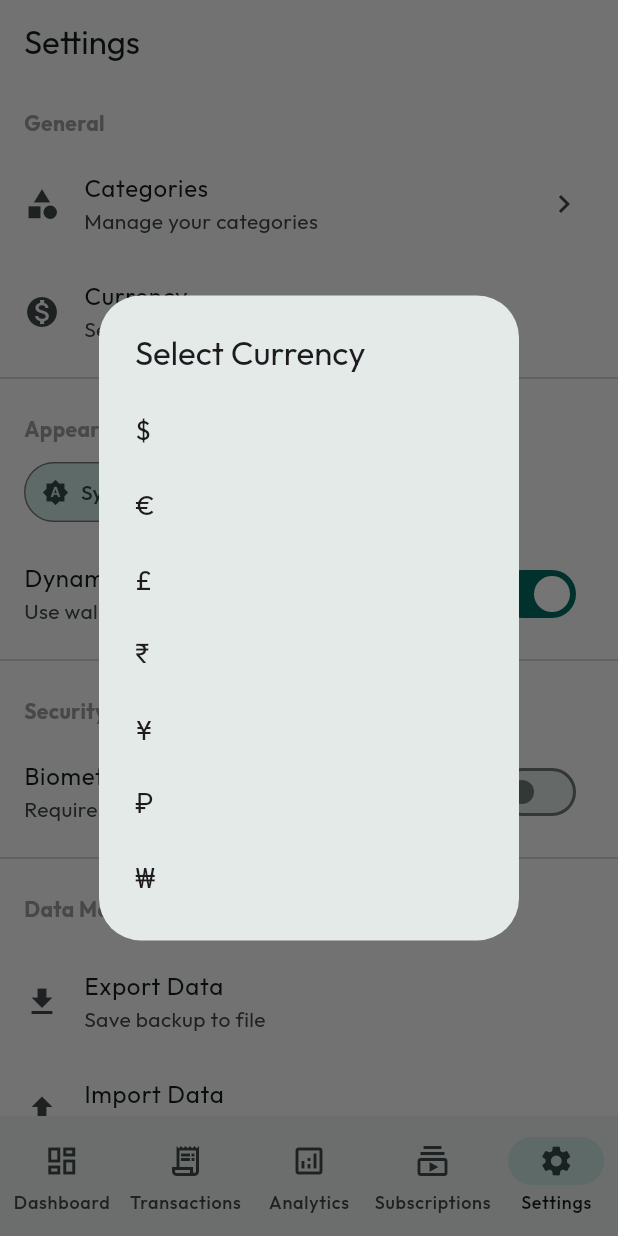
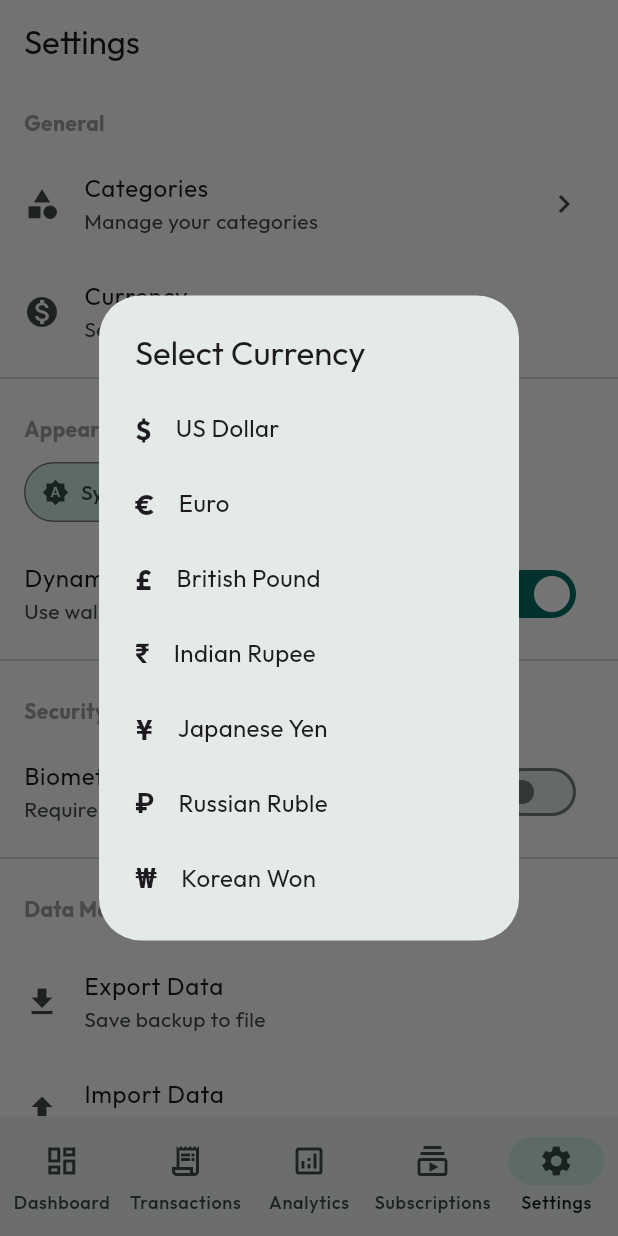
Before and after one commit to Nikulsuthar2/Money-Tracker, a Flutter app: the SettingsPage screen opened by its route, after a tap on "Currency", on a phone screen of 412 x 824 dp. Run offline on Flutter 3.47's test engine with Material 3 defaults, Android fonts, the light colour scheme and no system bars; drawn by our look-alikes of dynamic_color; our stand-ins replace data_table_2, file_picker, fl_chart, flutter_riverpod, gap, go_router and 6 more; missing offline and left inert: file_saver; accounts and stored records are empty; generated files the repository leaves out were written again.

Commit message:
feat: Enhance currency selection UI with full names, improve category dropdown validation, migrate mobile backup to SharePlus, and remove monochrome launcher icon.

```diff
--- a/lib/core/providers/currency_provider.dart
+++ b/lib/core/providers/currency_provider.dart
@@ -25,3 +25,12 @@ class CurrencyNotifier extends StateNotifier<String> {
 }
 
 final supportedCurrencies = ['\$', '€', '£', '₹', '¥', '₽', '₩'];
+final currencyNames = {
+  '\$': 'US Dollar',
+  '€': 'Euro',
+  '£': 'British Pound',
+  '₹': 'Indian Rupee',
+  '¥': 'Japanese Yen',
+  '₽': 'Russian Ruble',
+  '₩': 'Korean Won',
+};
--- a/lib/features/settings/presentation/settings_page.dart
+++ b/lib/features/settings/presentation/settings_page.dart
@@ -45,7 +45,13 @@ class SettingsPage extends ConsumerWidget {
                      ref.read(currencyProvider.notifier).setCurrency(cur);
                      Navigator.pop(c);
                    },
-                   child: Text(cur, style: const TextStyle(fontSize: 18)),
+                   child: Row(
+                     children: [
+                       Text(cur, style: const TextStyle(fontSize: 18, fontWeight: FontWeight.bold)),
+                       const Gap(16),
+                       Text(currencyNames[cur] ?? '', style: const TextStyle(fontSize: 16)),
+                     ],
+                   ),
                  )).toList(),
                ));
             },
```
Also changed, not shown: lib/features/settings/data/backup_service.dart (+6 -6 lines), lib/features/transactions/presentation/add_transaction_page.dart (+13 -1 lines), 1 other file.
